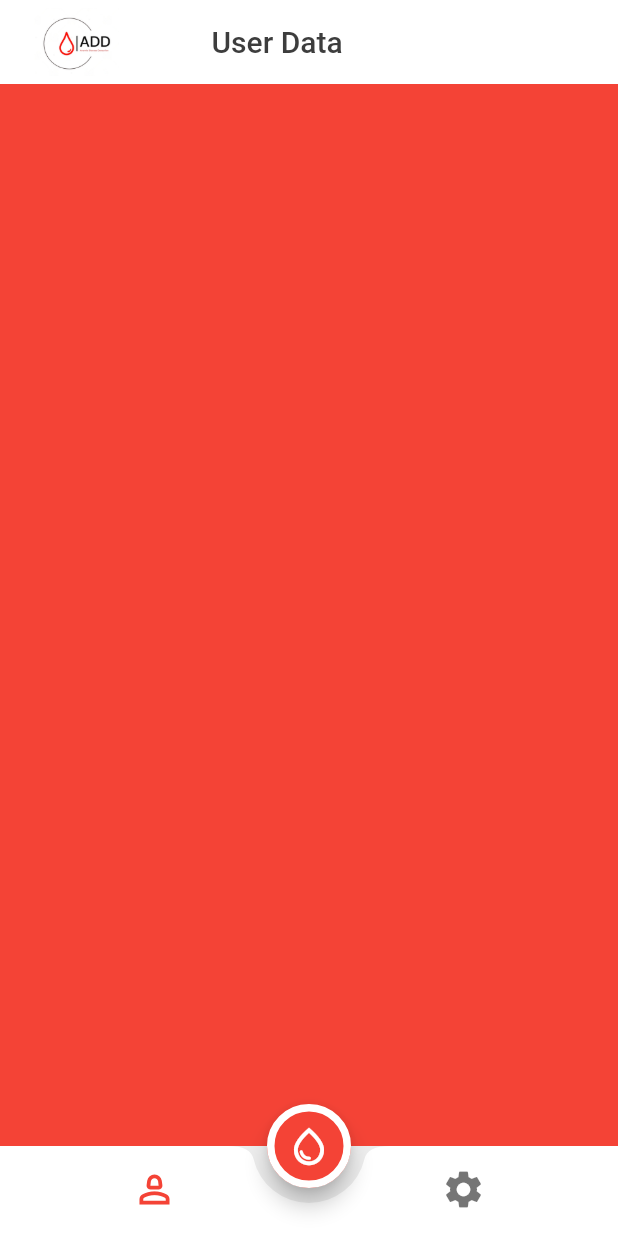
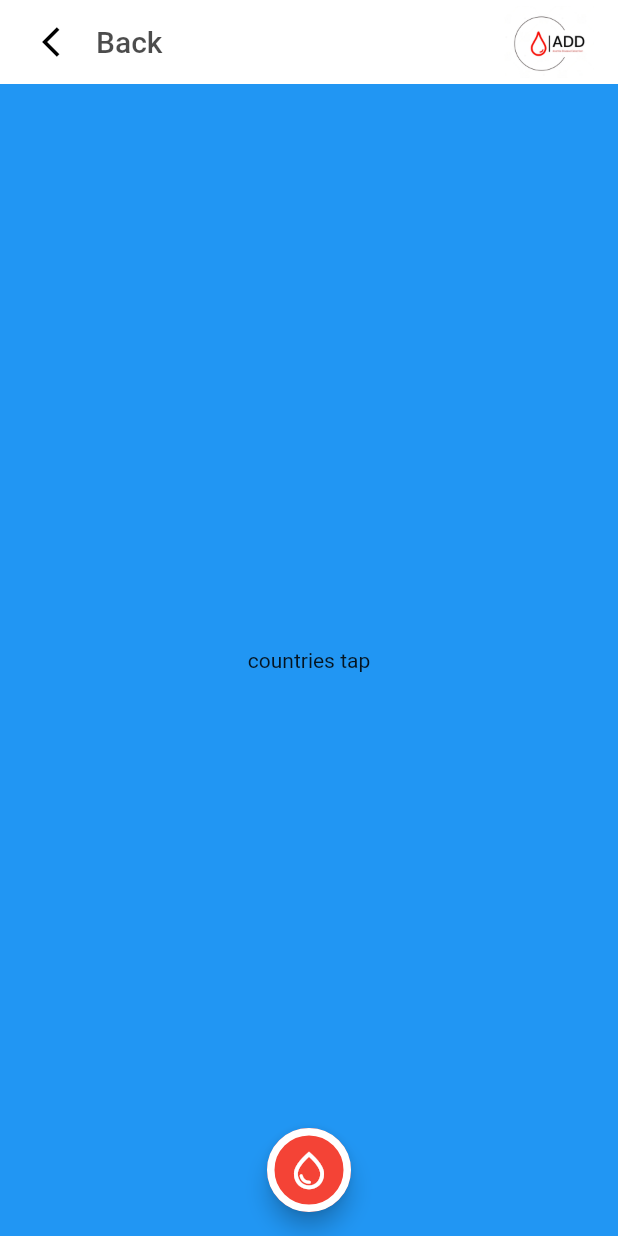
Before and after one commit to Kerolos129Yousef/NAD, a Flutter app: the HomeScreen screen opened by its route, on a phone screen of 412 x 824 dp. Run offline on Flutter 3.47's test engine with Material 2 defaults, Android fonts, the phone set to English and light mode, and no system bars; our stand-ins replace flutter_svg.

Commit message:
add gender_tap and empty{age_tab,country_tab,eye_image_tap}

```diff
--- a/lib/home_screen.dart
+++ b/lib/home_screen.dart
@@ -1,6 +1,8 @@
-
-import 'package:add/setting_tap.dart';
-import 'package:add/user_data_tap.dart';
+import 'dart:io';
+import 'package:add/user_data_screen/age_tap.dart';
+import 'package:add/user_data_screen/country_tap.dart';
+import 'package:add/user_data_screen/eye_image_tap.dart';
+import 'package:add/user_data_screen/Gender/gender_tap.dart';
 import 'package:flutter/material.dart';
 
 class HomeScreen extends StatefulWidget {
@@ -11,74 +13,72 @@ static const String routeName = "HomeScreen";
 }
 
 class _HomeScreenState extends State<HomeScreen> {
-List<Widget>AppTaps=[UserDataTap(),SettingTap()];
-int selectedIndex =0;
+  List<Widget> UserDataTaps = [
+    CountryTap(),
+    GenderTap(),
+    AgeTap(),
+    EyeImageTap()
+  ];
+  int selectedIndex = 0;
   @override
   Widget build(BuildContext context) {
     return Scaffold(
         appBar: AppBar(
-
+          title: Row(
+            mainAxisAlignment: MainAxisAlignment.spaceBetween,
+            children: [
+              Column(
+                children: [
+                  Row(
+                    children: [
+                      IconButton(
+                        icon: Icon(Icons.arrow_back_ios),
+                        onPressed: () {
+                          if (selectedIndex != 0) {
+                            selectedIndex -= 1;
+                            setState(() {});
+                          } else {
+                            exit(0);
+                          }
+                        },
+                        color: Colors.black,
+                      ),
+                      Text(
+                        "Back",
+                        style: TextStyle(color: Colors.black.withOpacity(0.7)),
+                      )
+                    ],
+                  ),
+                ],
+              ),
+              Image.asset("assets/images/ADD_app_icon.png",width: 60,height: 50,)
+            ],
+          ),
           automaticallyImplyLeading: false,
           elevation: 0,
           backgroundColor: Colors.white,
-        title: Row(
-          children: [
-            Image.asset("assets/images/ADD_app_icon.png",width: 70,height: 45,),
-            SizedBox(width: 55,),
-            Text("User Data",style: TextStyle(color: Color.fromRGBO(61,61,61,1)),),
-          ],
-        )
         ),
-      backgroundColor:Color.fromRGBO(237,237,237,1) ,
-      floatingActionButtonLocation: FloatingActionButtonLocation.centerDocked,
+        backgroundColor: Color.fromRGBO(237, 237, 237, 1),
+        body: UserDataTaps[selectedIndex],
+        floatingActionButtonLocation: FloatingActionButtonLocation.centerFloat,
         floatingActionButton: FloatingActionButton(
+          onPressed: () {
+            if(selectedIndex<3){
+            selectedIndex += 1;
+            setState(() {});}
+            else{
 
-        onPressed: () {
-
+            }
           },
-        child: Icon(Icons.water_drop_outlined,size: 30,),
+          child: Icon(
+            Icons.water_drop_outlined,
+            size: 30,
+          ),
           backgroundColor: Colors.red,
           foregroundColor: Colors.white,
           shape: StadiumBorder(
-
-          side: BorderSide(color: Colors.white,width: 5,style: BorderStyle.solid)
-        ),
-
-
-      ),
-        bottomNavigationBar: BottomAppBar(
-          shape:CircularNotchedRectangle(
-          ),
-          notchMargin: 10,
-          color: Colors.white,
-          elevation:0,
-
-          child: Theme(
-            data: Theme.of(context).copyWith(
-              canvasColor: Colors.white
-            ),
-            child: BottomNavigationBar(
-              backgroundColor: Colors.transparent,
-              elevation: 0,
-              selectedItemColor: Colors.red,
-              showSelectedLabels: false,
-              showUnselectedLabels: false,
-              currentIndex: selectedIndex,
-              onTap: (index){
-                selectedIndex = index;
-                setState(() {
-
-                });
-              },
-              items: [
-                BottomNavigationBarItem(icon: Icon(Icons.person_2_outlined,size: 30),label:"" ),
-                BottomNavigationBarItem(icon: Icon(Icons.settings,size: 30,),label:"" )
-              ],
-            ),
-          ),
-        ),
-      body: AppTaps[selectedIndex],
-    );
-
+              side: BorderSide(
+                  color: Colors.white, width: 5, style: BorderStyle.solid)),
+        ));
   }
 }
--- /dev/null
+++ b/lib/user_data_screen/country_tap.dart
@@ -0,0 +1,12 @@
+import 'package:flutter/material.dart';
+
+class CountryTap extends StatelessWidget {
+
+  @override
+  Widget build(BuildContext context) {
+    return Container(
+      color: Colors.blue,
+      child: Center(child: Text("countries tap")),
+    );
+  }
+}
```
Also changed, not shown: lib/user_data_screen/Gender/gender_item.dart (added, +33 -0 lines), lib/user_data_screen/Gender/gender_tap.dart (added, +49 -0 lines), lib/user_data_screen/age_tap.dart (added, +12 -0 lines), lib/user_data_screen/eye_image_tap.dart (added, +12 -0 lines), assets/images/Female_icon_t.png (added), assets/images/male_icon_t.png (added), lib/user_data_screen/user_data_tap.dart (renamed from lib/user_data_tap.dart). Lines whose indentation alone changed are shown as unchanged.
